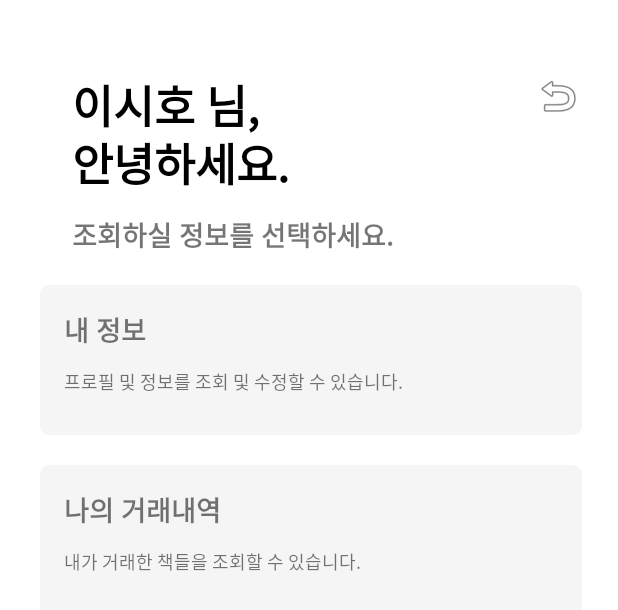
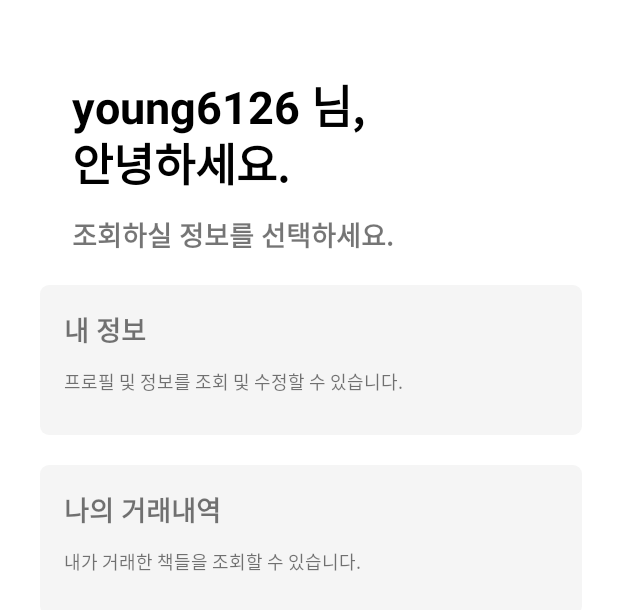
Before and after one commit to young6126/SHbook, an Android app: the layout setting.xml on its own in the app's theme, with its tools: preview values and no code run, on a phone screen of 412 x 824 dp. Shown: the top 610 px of the screen. Run offline under Robolectric (Android 15) with nearby library versions, the phone set to English and light mode, and no system bars.

Commit message:
추가작업

```diff
--- a/app/src/main/AndroidManifest.xml
+++ b/app/src/main/AndroidManifest.xml
@@ -30,6 +30,7 @@
         <activity android:name=".SearchResultActivity"/>
         <activity android:name=".BookDetailsActivity"/>
         <activity android:name=".SellerDetailsActivity"/>
+        <activity android:name=".SettingActivity"/>
         <activity android:name=".SellMain"/>
         <activity android:name=".SellPage"/>
      </application>
--- a/app/src/main/res/layout/setting.xml
+++ b/app/src/main/res/layout/setting.xml
@@ -12,10 +12,9 @@
         android:layout_width="wrap_content"
         android:layout_height="0dp"
         android:layout_marginStart="48dp"
-        android:layout_marginLeft="48dp"
         android:layout_marginTop="48dp"
         android:lineSpacingExtra="-5sp"
-        android:text="이시호 님,\n안녕하세요."
+        android:text="young6126 님,\n안녕하세요."
         android:textColor="@color/black"
         android:textSize="30sp"
         android:textStyle="bold"
@@ -110,12 +109,4 @@
             app:layout_constraintTop_toBottomOf="@+id/myDealText1" />
     </androidx.constraintlayout.widget.ConstraintLayout>
 
-    <ImageView
-        android:id="@+id/imageView4"
-        android:layout_width="wrap_content"
-        android:layout_height="wrap_content"
-        app:layout_constraintEnd_toEndOf="@+id/myProfile"
-        app:layout_constraintTop_toTopOf="@+id/profileText1"
-        app:srcCompat="@android:drawable/ic_menu_revert" />
-
 </androidx.constraintlayout.widget.ConstraintLayout>
```
Also changed, not shown: app/src/main/java/com/example/shbook/SearchMainActivity.java (+7 -1 lines), app/src/main/java/com/example/shbook/SettingActivity.java (added, +14 -0 lines).
